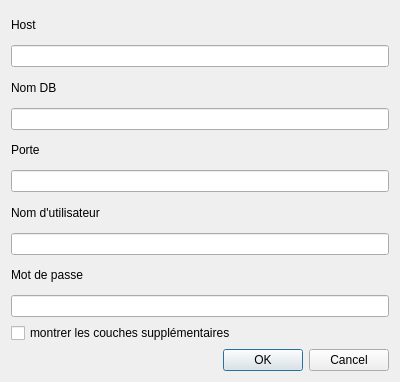
First picture: the form in comptages/ui/settings_dialog.ui, repository opengisch/OpenComptage, before the edit.
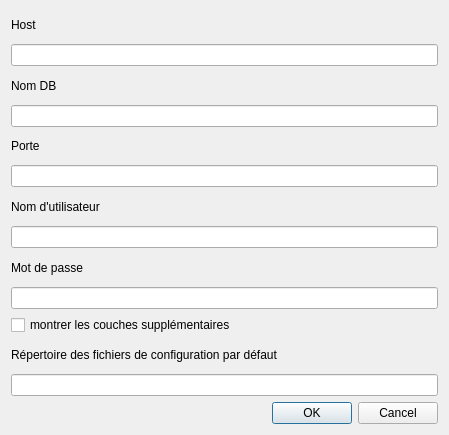
Second picture: the form after the edit.

Commit message: Add setting to define config file export directory

What changed in the file:
```diff
--- a/comptages/ui/settings_dialog.ui
+++ b/comptages/ui/settings_dialog.ui
@@ -6,8 +6,8 @@
    <rect>
     <x>0</x>
     <y>0</y>
-    <width>400</width>
-    <height>382</height>
+    <width>449</width>
+    <height>435</height>
    </rect>
   </property>
   <property name="windowTitle">
@@ -75,6 +75,16 @@
      </property>
     </widget>
    </item>
+   <item>
+    <widget class="QLabel" name="label_6">
+     <property name="text">
+      <string>Répertoire des fichiers de configuration par défaut</string>
+     </property>
+    </widget>
+   </item>
+   <item>
+    <widget class="QLineEdit" name="config_export_directory"/>
+   </item>
    <item>
     <widget class="QDialogButtonBox" name="buttonBox">
      <property name="orientation">
```
The commit also changes 2 other files.
